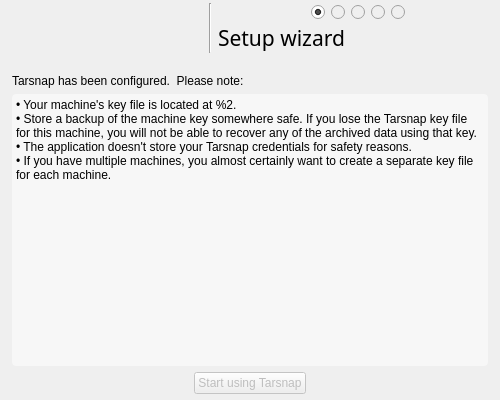
Old version of the form forms/setupdialog.ui in the repository Tarsnap/tarsnap-gui.
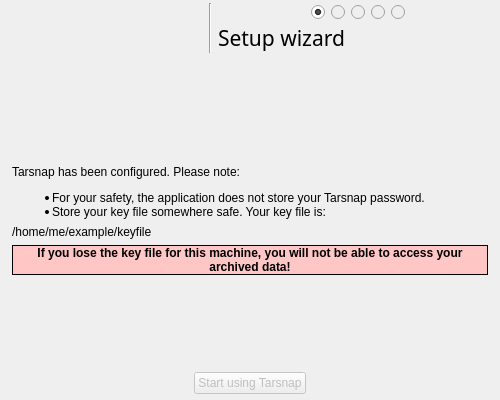
New version of the form. The open tabs and pages were chosen to show the change. Icons and pictures are not drawn.

Commit message:
Edit last page of setup wizard (#57)
Improvements to the last page of the Setup Wizard.

The edit to the form file:
```diff
--- a/forms/setupdialog.ui
+++ b/forms/setupdialog.ui
@@ -1157,12 +1157,74 @@
         <number>0</number>
        </property>
        <item>
-        <widget class="QLabel" name="label_13">
+        <spacer name="verticalSpacer_10">
+         <property name="orientation">
+          <enum>Qt::Vertical</enum>
+         </property>
+         <property name="sizeHint" stdset="0">
+          <size>
+           <width>20</width>
+           <height>40</height>
+          </size>
+         </property>
+        </spacer>
+       </item>
+       <item>
+        <widget class="QLabel" name="doneInfo">
          <property name="text">
-          <string>Tarsnap has been configured.  Please note:</string>
+          <string>&lt;html&gt;&lt;head/&gt;&lt;body&gt;
+&lt;p&gt;Tarsnap has been configured. Please note: &lt;/p&gt;
+&lt;ul&gt;
+&lt;li&gt;For your safety, the application does not store your Tarsnap password.&lt;/li&gt;
+&lt;li&gt;Store your key file somewhere safe.  Your key file is:&lt;/li&gt;
+&lt;/ul&gt;&lt;/body&gt;&lt;/html&gt;</string>
+         </property>
+         <property name="wordWrap">
+          <bool>true</bool>
+         </property>
+        </widget>
+       </item>
+       <item>
+        <widget class="QLabel" name="doneKeyFileNameLabel">
+         <property name="styleSheet">
+          <string notr="true">QLabel {
+	margin-left: 2em;
+}</string>
+         </property>
+         <property name="text">
+          <string>/home/me/example/keyfile</string>
+         </property>
+         <property name="wordWrap">
+          <bool>true</bool>
+         </property>
+         <property name="openExternalLinks">
+          <bool>true</bool>
+         </property>
+        </widget>
+       </item>
+       <item>
+        <widget class="QLabel" name="doneKeyFileWarningLabel">
+         <property name="font">
+          <font>
+           <weight>75</weight>
+           <bold>true</bold>
+          </font>
+         </property>
+         <property name="styleSheet">
+          <string notr="true">QLabel {
+	background-color: #ffc6c6;
+	margin: 0.125em 1em;
+	padding: 0.125em;
+}</string>
+         </property>
+         <property name="frameShape">
+          <enum>QFrame::Box</enum>
+         </property>
+         <property name="text">
+          <string>If you lose the key file for this machine, you will not be able to access your archived data!</string>
          </property>
          <property name="alignment">
-          <set>Qt::AlignJustify|Qt::AlignVCenter</set>
+          <set>Qt::AlignCenter</set>
          </property>
          <property name="wordWrap">
           <bool>true</bool>
@@ -1170,23 +1232,17 @@
         </widget>
        </item>
        <item>
-        <widget class="QPlainTextEdit" name="doneInfoPlainTextEdit">
-         <property name="styleSheet">
-          <string notr="true">QPlainTextEdit {
-background: rgba(255,255,255,130);
-border-radius: 4px;
-}</string>
+        <spacer name="verticalSpacer_9">
+         <property name="orientation">
+          <enum>Qt::Vertical</enum>
          </property>
-         <property name="readOnly">
-          <bool>true</bool>
+         <property name="sizeHint" stdset="0">
+          <size>
+           <width>20</width>
+           <height>40</height>
+          </size>
          </property>
-         <property name="plainText">
-          <string>• Your machine's key file is located at %2.
-• Store a backup of the machine key somewhere safe. If you lose the Tarsnap key file for this machine, you will not be able to recover any of the archived data using that key.
-• The application doesn't store your Tarsnap credentials for safety reasons.
-• If you have multiple machines, you almost certainly want to create a separate key file for each machine.</string>
-         </property>
-        </widget>
+        </spacer>
        </item>
        <item alignment="Qt::AlignBottom">
         <widget class="QWidget" name="buttonBox_5" native="true">
```
Left out of the diff: 1 changed line with no effect on the pictures. The commit also changes 1 other file.
